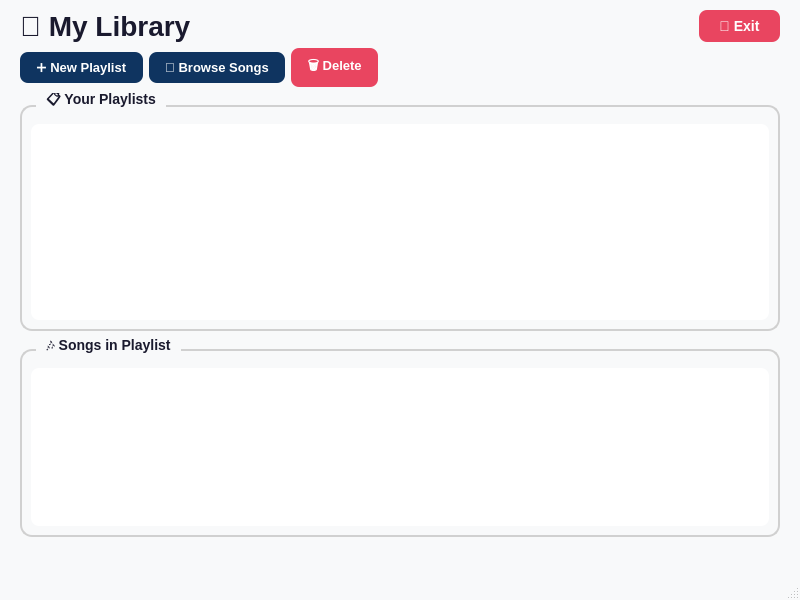
Above: GUI/listenerdashboard.ui from Reyhane-014/TheSpotify before the change. Below: the same form after it.
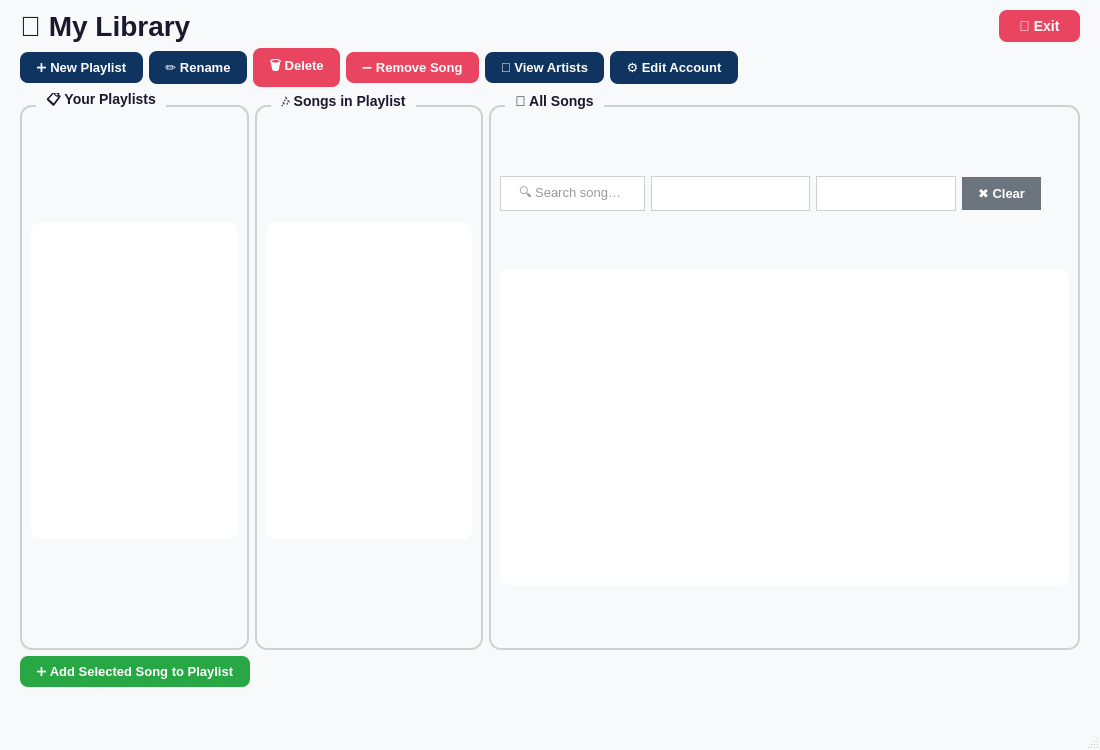
That is the form after the change.

Commit message: Adding albums and songs and ability to edit and delete them.Also users can edit their accounts and delete it permanently.ln. Listeners have the ability to live search in the list of songs,add them to their playlists. Playlists editing also added.

Diff of the .ui file:
```diff
--- a/GUI/listenerdashboard.ui
+++ b/GUI/listenerdashboard.ui
@@ -6,8 +6,8 @@
    <rect>
     <x>0</x>
     <y>0</y>
-    <width>800</width>
-    <height>600</height>
+    <width>1100</width>
+    <height>750</height>
    </rect>
   </property>
   <property name="windowTitle">
@@ -117,9 +117,12 @@
        </widget>
       </item>
       <item>
-       <widget class="QPushButton" name="addSongsBtn">
+       <widget class="QPushButton" name="updatePlaylistBtn">
         <property name="text">
-         <string>🎵 Browse Songs</string>
+         <string>✏️ Rename</string>
+        </property>
+        <property name="enabled">
+         <bool>false</bool>
         </property>
         <property name="styleSheet">
          <string notr="true">
@@ -167,6 +170,81 @@
         </property>
        </widget>
       </item>
+      <item>
+       <widget class="QPushButton" name="removeSongBtn">
+        <property name="text">
+         <string>➖ Remove Song</string>
+        </property>
+        <property name="enabled">
+         <bool>false</bool>
+        </property>
+        <property name="styleSheet">
+         <string notr="true">
+          QPushButton {
+              background-color: #E94560;
+              border: none;
+              border-radius: 8px;
+              color: #FFFFFF;
+              font-family: "Segoe UI", sans-serif;
+              font-size: 13px;
+              font-weight: 600;
+              padding: 8px 16px;
+          }
+          QPushButton:hover {
+              background-color: #C73E54;
+          }
+         </string>
+        </property>
+       </widget>
+      </item>
+      <item>
+       <widget class="QPushButton" name="viewArtistsBtn">
+        <property name="text">
+         <string>🎤 View Artists</string>
+        </property>
+        <property name="styleSheet">
+         <string notr="true">
+          QPushButton {
+              background-color: #0F3460;
+              border: none;
+              border-radius: 8px;
+              color: #FFFFFF;
+              font-family: "Segoe UI", sans-serif;
+              font-size: 13px;
+              font-weight: 600;
+              padding: 8px 16px;
+          }
+          QPushButton:hover {
+              background-color: #16213E;
+          }
+         </string>
+        </property>
+       </widget>
+      </item>
+      <item>
+       <widget class="QPushButton" name="editAccountBtn">
+        <property name="text">
+         <string>⚙️ Edit Account</string>
+        </property>
+        <property name="styleSheet">
+         <string notr="true">
+          QPushButton {
+              background-color: #0F3460;
+              border: none;
+              border-radius: 8px;
+              color: #FFFFFF;
+              font-family: "Segoe UI", sans-serif;
+              font-size: 13px;
+              font-weight: 600;
+              padding: 8px 16px;
+          }
+          QPushButton:hover {
+              background-color: #16213E;
+          }
+         </string>
+        </property>
+       </widget>
+      </item>
       <item>
        <spacer name="toolbarSpacer">
         <property name="orientation">
@@ -183,124 +261,359 @@
      </layout>
     </item>
     <item>
-     <widget class="QGroupBox" name="playlistsGroup">
-      <property name="title">
-       <string>📋 Your Playlists</string>
-      </property>
-      <property name="styleSheet">
-       <string notr="true">
-        QGroupBox {
-            font-family: "Segoe UI", sans-serif;
-            font-size: 14px;
-            font-weight: 600;
-            color: #1A1A2E;
-            border: 2px solid #D0D0D0;
-            border-radius: 12px;
-            margin-top: 12px;
-            padding-top: 8px;
-        }
-        QGroupBox::title {
-            subcontrol-origin: margin;
-            subcontrol-position: top left;
-            left: 16px;
-            padding: 0 8px;
-            background-color: #F8F9FA;
-        }
-       </string>
-      </property>
-      <layout class="QHBoxLayout" name="playlistsLayout">
-       <item>
-        <widget class="QListWidget" name="playlistsList">
-         <property name="styleSheet">
-          <string notr="true">
-           QListWidget {
-               background-color: #FFFFFF;
-               border: none;
-               border-radius: 8px;
-               color: #1A1A2E;
-               font-size: 14px;
-               font-family: "Segoe UI", sans-serif;
-               padding: 8px;
-               min-height: 180px;
-           }
-           QListWidget::item {
-               padding: 12px 16px;
-               border-radius: 8px;
-               margin: 2px 0;
-           }
-           QListWidget::item:selected {
-               background-color: #0F3460;
-               color: #FFFFFF;
-           }
-           QListWidget::item:hover:!selected {
-               background-color: #E8EDF2;
-           }
-          </string>
-         </property>
-        </widget>
-       </item>
-      </layout>
-     </widget>
+     <layout class="QHBoxLayout" name="mainLayout">
+      <item>
+       <widget class="QGroupBox" name="playlistsGroup">
+        <property name="title">
+         <string>📋 Your Playlists</string>
+        </property>
+        <property name="styleSheet">
+         <string notr="true">
+          QGroupBox {
+              font-family: "Segoe UI", sans-serif;
+              font-size: 14px;
+              font-weight: 600;
+              color: #1A1A2E;
+              border: 2px solid #D0D0D0;
+              border-radius: 12px;
+              margin-top: 12px;
+              padding-top: 8px;
+          }
+          QGroupBox::title {
+              subcontrol-origin: margin;
+              subcontrol-position: top left;
+              left: 16px;
+              padding: 0 8px;
+              background-color: #F8F9FA;
+          }
+         </string>
+        </property>
+        <layout class="QVBoxLayout" name="playlistsLayout">
+         <item>
+          <widget class="QListWidget" name="playlistsList">
+           <property name="styleSheet">
+            <string notr="true">
+             QListWidget {
+                 background-color: #FFFFFF;
+                 border: none;
+                 border-radius: 8px;
+                 color: #1A1A2E;
+                 font-size: 14px;
+                 font-family: "Segoe UI", sans-serif;
+                 padding: 8px;
+                 min-height: 200px;
+                 max-height: 300px;
+                 outline: none;
+             }
+             QListWidget::item {
+                 padding: 12px 16px;
+                 border-radius: 8px;
+                 margin: 2px 0;
+                 border: none;
+                 outline: none;
+             }
+             QListWidget::item:selected {
+                 background-color: #0F3460;
+                 color: #FFFFFF;
+                 border: none;
+                 outline: none;
+             }
+             QListWidget::item:hover:!selected {
+                 background-color: #E8EDF2;
+             }
+            </string>
+           </property>
+          </widget>
+         </item>
+        </layout>
+       </widget>
+      </item>
+      <item>
+       <widget class="QGroupBox" name="songsGroup">
+        <property name="title">
+         <string>🎶 Songs in Playlist</string>
+        </property>
+        <property name="styleSheet">
+         <string notr="true">
+          QGroupBox {
+              font-family: "Segoe UI", sans-serif;
+              font-size: 14px;
+              font-weight: 600;
+              color: #1A1A2E;
+              border: 2px solid #D0D0D0;
+              border-radius: 12px;
+              margin-top: 12px;
+              padding-top: 8px;
+          }
+          QGroupBox::title {
+              subcontrol-origin: margin;
+              subcontrol-position: top left;
+              left: 16px;
+              padding: 0 8px;
+              background-color: #F8F9FA;
+          }
+         </string>
+        </property>
+        <layout class="QVBoxLayout" name="songsLayout">
+         <item>
+          <widget class="QListWidget" name="songsList">
+           <property name="styleSheet">
+            <string notr="true">
+             QListWidget {
+                 background-color: #FFFFFF;
+                 border: none;
+                 border-radius: 8px;
+                 color: #1A1A2E;
+                 font-size: 13px;
+                 font-family: "Segoe UI", sans-serif;
+                 padding: 8px;
+                 min-height: 200px;
+                 max-height: 300px;
+                 outline: none;
+             }
+             QListWidget::item {
+                 padding: 10px 16px;
+                 border-radius: 8px;
+                 margin: 1px 0;
+                 border: none;
+                 outline: none;
+             }
+             QListWidget::item:selected {
+                 background-color: #0F3460;
+                 color: #FFFFFF;
+                 border: none;
+                 outline: none;
+             }
+             QListWidget::item:hover:!selected {
+                 background-color: #E8EDF2;
+             }
+            </string>
+           </property>
+          </widget>
+         </item>
+        </layout>
+       </widget>
+      </item>
+      <item>
+       <widget class="QGroupBox" name="allSongsGroup">
+        <property name="title">
+         <string>🎵 All Songs</string>
+        </property>
+        <property name="styleSheet">
+         <string notr="true">
+          QGroupBox {
+              font-family: "Segoe UI", sans-serif;
+              font-size: 14px;
+              font-weight: 600;
+              color: #1A1A2E;
+              border: 2px solid #D0D0D0;
+              border-radius: 12px;
+              margin-top: 12px;
+              padding-top: 8px;
+          }
+          QGroupBox::title {
+              subcontrol-origin: margin;
+              subcontrol-position: top left;
+              left: 16px;
+              padding: 0 8px;
+              background-color: #F8F9FA;
+          }
+         </string>
+        </property>
+        <layout class="QVBoxLayout" name="allSongsLayout">
+         <item>
+          <layout class="QHBoxLayout" name="searchFilterLayout">
+           <item>
+            <widget class="QLineEdit" name="searchEdit">
+             <property name="placeholderText">
+              <string>🔍 Search songs by title...</string>
+             </property>
+             <property name="styleSheet">
+              <string notr="true">
+               QLineEdit {
+                   background-color: #FFFFFF;
+                   border: 1px solid #D0D0D0;
+                   border-radius: 20px;
+                   color: #333333;
+                   font-size: 13px;
+                   padding: 8px 16px;
+                   font-family: "Segoe UI", sans-serif;
+               }
+               QLineEdit:focus {
+                   border-color: #007AFF;
+               }
+              </string>
+             </property>
+            </widget>
+           </item>
+           <item>
+            <widget class="QComboBox" name="genreFilterCombo">
+             <property name="styleSheet">
+              <string notr="true">
+               QComboBox {
+                   background-color: #FFFFFF;
+                   border: 1px solid #D0D0D0;
+                   border-radius: 20px;
+                   color: #333333;
+                   font-size: 13px;
+                   padding: 8px 16px;
+                   font-family: "Segoe UI", sans-serif;
+                   min-width: 120px;
+               }
+               QComboBox:focus {
+                   border-color: #007AFF;
+               }
+               QComboBox::drop-down {
+                   border: none;
+               }
+              </string>
+             </property>
+            </widget>
+           </item>
+           <item>
+            <widget class="QComboBox" name="yearFilterCombo">
+             <property name="styleSheet">
+              <string notr="true">
+               QComboBox {
+                   background-color: #FFFFFF;
+                   border: 1px solid #D0D0D0;
+                   border-radius: 20px;
+                   color: #333333;
+                   font-size: 13px;
+                   padding: 8px 16px;
+                   font-family: "Segoe UI", sans-serif;
+                   min-width: 100px;
+               }
+               QComboBox:focus {
+                   border-color: #007AFF;
+               }
+               QComboBox::drop-down {
+                   border: none;
+               }
+              </string>
+             </property>
+            </widget>
+           </item>
+           <item>
+            <widget class="QPushButton" name="clearFilterBtn">
+             <property name="text">
+              <string>✖ Clear</string>
+             </property>
+             <property name="styleSheet">
+              <string notr="true">
+               QPushButton {
+                   background-color: #6C757D;
+                   border: none;
+                   border-radius: 20px;
+                   color: #FFFFFF;
+                   font-family: "Segoe UI", sans-serif;
+                   font-size: 13px;
+                   font-weight: 600;
+                   padding: 8px 16px;
+               }
+               QPushButton:hover {
+                   background-color: #5A6268;
+               }
+              </string>
+             </property>
+            </widget>
+           </item>
+           <item>
+            <spacer name="searchFilterSpacer">
+             <property name="orientation">
+              <enum>Qt::Horizontal</enum>
+             </property>
+             <property name="sizeHint" stdset="0">
+              <size>
+               <width>40</width>
+               <height>20</height>
+              </size>
+             </property>
+            </spacer>
+           </item>
+          </layout>
+         </item>
+         <item>
+          <widget class="QListWidget" name="allSongsList">
+           <property name="styleSheet">
+            <string notr="true">
+             QListWidget {
+                 background-color: #FFFFFF;
+                 border: none;
+                 border-radius: 8px;
+                 color: #1A1A2E;
+                 font-size: 13px;
+                 font-family: "Segoe UI", sans-serif;
+                 padding: 8px;
+                 min-height: 200px;
+                 max-height: 300px;
+                 outline: none;
+             }
+             QListWidget::item {
+                 padding: 10px 16px;
+                 border-radius: 8px;
+                 margin: 1px 0;
+                 border: none;
+                 outline: none;
+             }
+             QListWidget::item:selected {
+                 background-color: #0F3460;
+                 color: #FFFFFF;
+                 border: none;
+                 outline: none;
+             }
+             QListWidget::item:hover:!selected {
+                 background-color: #E8EDF2;
+             }
+            </string>
+           </property>
+          </widget>
+         </item>
+        </layout>
+       </widget>
+      </item>
+     </layout>
     </item>
     <item>
-     <widget class="QGroupBox" name="songsGroup">
-      <property name="title">
-       <string>🎶 Songs in Playlist</string>
-      </property>
-      <property name="styleSheet">
-       <string notr="true">
-        QGroupBox {
-            font-family: "Segoe UI", sans-serif;
-            font-size: 14px;
-            font-weight: 600;
-            color: #1A1A2E;
-            border: 2px solid #D0D0D0;
-            border-radius: 12px;
-            margin-top: 12px;
-            padding-top: 8px;
-        }
-        QGroupBox::title {
-            subcontrol-origin: margin;
-            subcontrol-position: top left;
-            left: 16px;
-            padding: 0 8px;
-            background-color: #F8F9FA;
-        }
-       </string>
-      </property>
-      <layout class="QHBoxLayout" name="songsLayout">
-       <item>
-        <widget class="QListWidget" name="songsList">
-         <property name="styleSheet">
-          <string notr="true">
-           QListWidget {
-               background-color: #FFFFFF;
-               border: none;
-               border-radius: 8px;
-               color: #1A1A2E;
-               font-size: 13px;
-               font-family: "Segoe UI", sans-serif;
-               padding: 8px;
-               min-height: 120px;
-           }
-           QListWidget::item {
-               padding: 10px 16px;
-               border-radius: 8px;
-               margin: 1px 0;
-           }
-           QListWidget::item:selected {
-               background-color: #0F3460;
-               color: #FFFFFF;
-           }
-           QListWidget::item:hover:!selected {
-               background-color: #E8EDF2;
-           }
-          </string>
-         </property>
-        </widget>
-       </item>
-      </layout>
-     </widget>
+     <layout class="QHBoxLayout" name="actionLayout">
+      <item>
+       <widget class="QPushButton" name="addSongsBtn">
+        <property name="text">
+         <string>➕ Add Selected Song to Playlist</string>
+        </property>
+        <property name="styleSheet">
+         <string notr="true">
+          QPushButton {
+              background-color: #28A745;
+              border: none;
+              border-radius: 8px;
+              color: #FFFFFF;
+              font-family: "Segoe UI", sans-serif;
+              font-size: 13px;
+              font-weight: 600;
+              padding: 8px 16px;
+          }
+          QPushButton:hover {
+              background-color: #218838;
+          }
+         </string>
+        </property>
+       </widget>
+      </item>
+      <item>
+       <spacer name="actionSpacer">
+        <property name="orientation">
+         <enum>Qt::Horizontal</enum>
+        </property>
+        <property name="sizeHint" stdset="0">
+         <size>
+          <width>40</width>
+          <height>20</height>
+         </size>
+        </property>
+       </spacer>
+      </item>
+     </layout>
     </item>
     <item>
      <widget class="QLabel" name="errorLabel">
```
Left out of the diff: 2 changed lines with no effect on the pictures. The commit also changes 101 other files.
